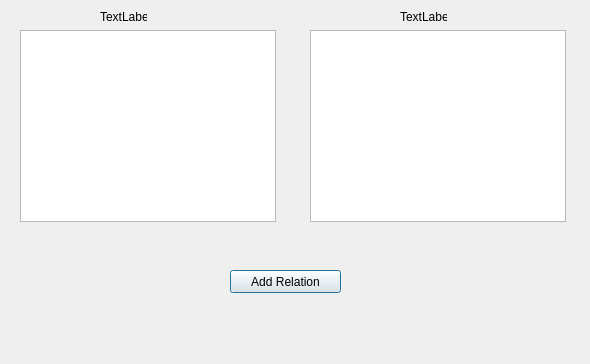
Old version of the form Group36W3/ui/relations.ui in the repository skulia15/Group36.
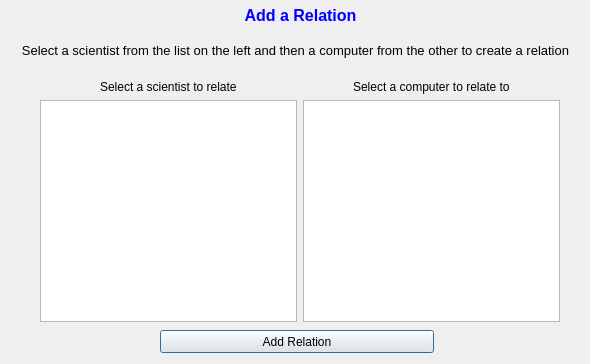
New version of the form.

Commit message: delete from relations

Patch:
```diff
--- a/Group36W3/ui/relations.ui
+++ b/Group36W3/ui/relations.ui
@@ -13,62 +13,12 @@
   <property name="windowTitle">
    <string>Dialog</string>
   </property>
-  <widget class="QTableWidget" name="table_relations_scientists">
-   <property name="geometry">
-    <rect>
-     <x>20</x>
-     <y>30</y>
-     <width>256</width>
-     <height>192</height>
-    </rect>
-   </property>
-   <property name="alternatingRowColors">
-    <bool>true</bool>
-   </property>
-   <property name="selectionMode">
-    <enum>QAbstractItemView::MultiSelection</enum>
-   </property>
-   <property name="selectionBehavior">
-    <enum>QAbstractItemView::SelectRows</enum>
-   </property>
-   <property name="sortingEnabled">
-    <bool>true</bool>
-   </property>
-   <attribute name="horizontalHeaderStretchLastSection">
-    <bool>true</bool>
-   </attribute>
-  </widget>
-  <widget class="QTableWidget" name="table_relations_Computers">
-   <property name="geometry">
-    <rect>
-     <x>310</x>
-     <y>30</y>
-     <width>256</width>
-     <height>192</height>
-    </rect>
-   </property>
-   <property name="alternatingRowColors">
-    <bool>true</bool>
-   </property>
-   <property name="selectionMode">
-    <enum>QAbstractItemView::MultiSelection</enum>
-   </property>
-   <property name="selectionBehavior">
-    <enum>QAbstractItemView::SelectRows</enum>
-   </property>
-   <property name="sortingEnabled">
-    <bool>true</bool>
-   </property>
-   <attribute name="horizontalHeaderStretchLastSection">
-    <bool>true</bool>
-   </attribute>
-  </widget>
   <widget class="QPushButton" name="pushButton">
    <property name="geometry">
     <rect>
-     <x>230</x>
-     <y>270</y>
-     <width>111</width>
+     <x>160</x>
+     <y>330</y>
+     <width>274</width>
      <height>23</height>
     </rect>
    </property>
@@ -76,32 +26,102 @@
     <string>Add Relation</string>
    </property>
   </widget>
-  <widget class="QLabel" name="label_error_Sci">
+  <widget class="QLabel" name="label_add_relation_prompt">
    <property name="geometry">
     <rect>
-     <x>100</x>
-     <y>10</y>
-     <width>47</width>
-     <height>13</height>
+     <x>230</x>
+     <y>0</y>
+     <width>141</width>
+     <height>31</height>
     </rect>
    </property>
    <property name="text">
-    <string>TextLabel</string>
+    <string>&lt;html&gt;&lt;head/&gt;&lt;body&gt;&lt;p align=&quot;center&quot;&gt;&lt;span style=&quot; font-size:12pt; font-weight:600; color:#0000ff;&quot;&gt;Add a Relation&lt;/span&gt;&lt;/p&gt;&lt;/body&gt;&lt;/html&gt;</string>
    </property>
   </widget>
-  <widget class="QLabel" name="label_error_cpu">
+  <widget class="QLabel" name="label">
    <property name="geometry">
     <rect>
-     <x>400</x>
-     <y>10</y>
-     <width>47</width>
-     <height>13</height>
+     <x>10</x>
+     <y>40</y>
+     <width>571</width>
+     <height>21</height>
     </rect>
    </property>
    <property name="text">
-    <string>TextLabel</string>
+    <string>&lt;html&gt;&lt;head/&gt;&lt;body&gt;&lt;p align=&quot;center&quot;&gt;&lt;span style=&quot; font-size:10pt;&quot;&gt;Select a scientist from the list on the left and then a computer from the other to create a relation&lt;/span&gt;&lt;/p&gt;&lt;/body&gt;&lt;/html&gt;</string>
    </property>
   </widget>
+  <widget class="QWidget" name="">
+   <property name="geometry">
+    <rect>
+     <x>40</x>
+     <y>80</y>
+     <width>520</width>
+     <height>242</height>
+    </rect>
+   </property>
+   <layout class="QGridLayout" name="gridLayout">
+    <item row="0" column="2" colspan="2" alignment="Qt::AlignHCenter">
+     <widget class="QLabel" name="label_error_cpu">
+      <property name="text">
+       <string>Select a computer to relate to</string>
+      </property>
+     </widget>
+    </item>
+    <item row="1" column="0" colspan="2">
+     <widget class="QTableWidget" name="table_relations_scientists">
+      <property name="alternatingRowColors">
+       <bool>true</bool>
+      </property>
+      <property name="selectionMode">
+       <enum>QAbstractItemView::SingleSelection</enum>
+      </property>
+      <property name="selectionBehavior">
+       <enum>QAbstractItemView::SelectRows</enum>
+      </property>
+      <property name="sortingEnabled">
+       <bool>true</bool>
+      </property>
+      <attribute name="horizontalHeaderStretchLastSection">
+       <bool>true</bool>
+      </attribute>
+      <attribute name="verticalHeaderVisible">
+       <bool>false</bool>
+      </attribute>
+     </widget>
+    </item>
+    <item row="1" column="2" colspan="2">
+     <widget class="QTableWidget" name="table_relations_Computers">
+      <property name="alternatingRowColors">
+       <bool>true</bool>
+      </property>
+      <property name="selectionMode">
+       <enum>QAbstractItemView::MultiSelection</enum>
+      </property>
+      <property name="selectionBehavior">
+       <enum>QAbstractItemView::SelectRows</enum>
+      </property>
+      <property name="sortingEnabled">
+       <bool>true</bool>
+      </property>
+      <attribute name="horizontalHeaderStretchLastSection">
+       <bool>true</bool>
+      </attribute>
+      <attribute name="verticalHeaderVisible">
+       <bool>false</bool>
+      </attribute>
+     </widget>
+    </item>
+    <item row="0" column="0" colspan="2" alignment="Qt::AlignHCenter">
+     <widget class="QLabel" name="label_error_Sci">
+      <property name="text">
+       <string>Select a scientist to relate</string>
+      </property>
+     </widget>
+    </item>
+   </layout>
+  </widget>
  </widget>
  <resources/>
  <connections/>
```
The commit also changes 5 other files.
